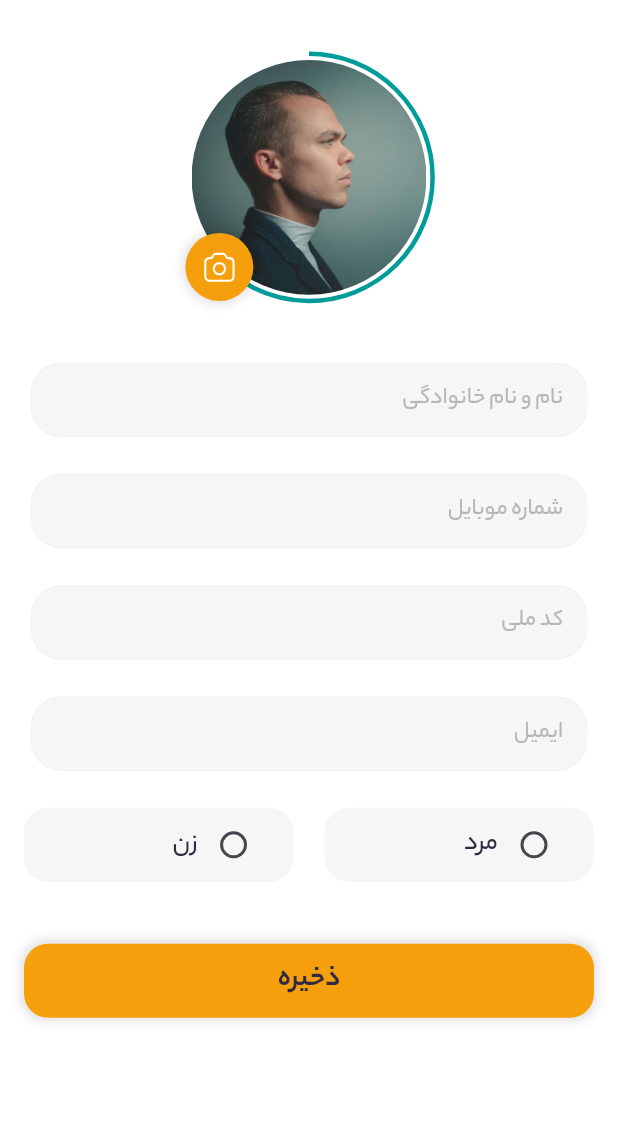
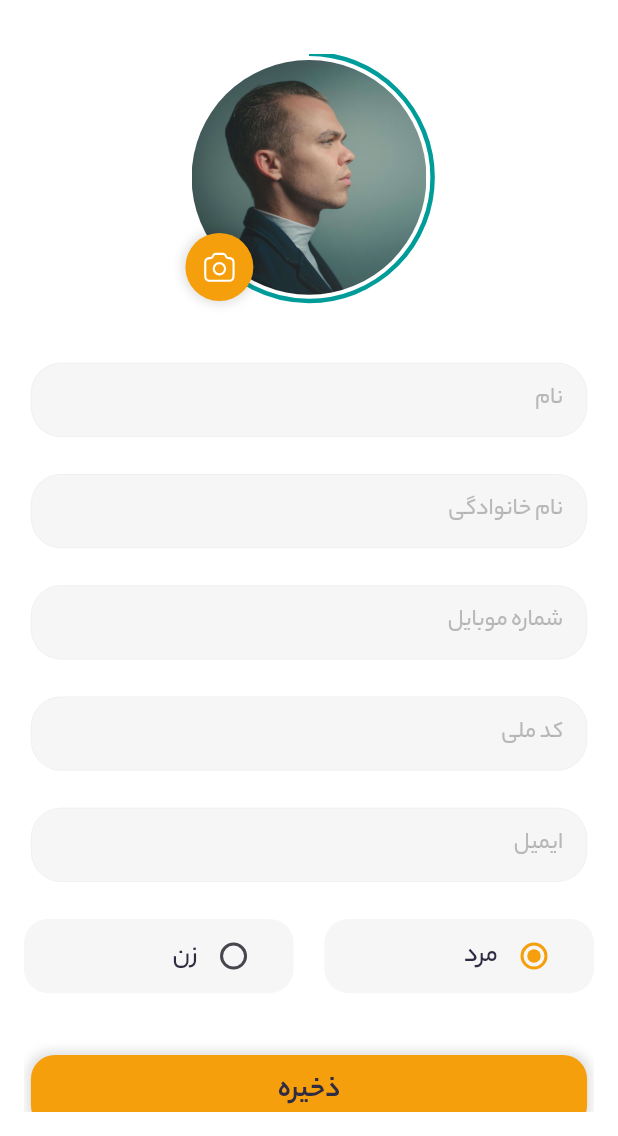
Before and after one commit to Amin397/hoodad-map-test, a Flutter app: the EditProfileScreen screen opened by its route, on a phone screen of 412 x 824 dp, the part 100-1236 px from its top. Run offline on Flutter 3.47's test engine with Material 3 defaults, Android fonts, the phone set to English and light mode, and no system bars; drawn by our look-alikes of auto_size_text; our stand-ins replace connectivity_plus, dotted_border, flutter_map, flutter_staggered_animations, flutter_svg, geocoding and 7 more; missing offline and left inert: persian_number_utility, units_converter; accounts and stored records are empty; network calls fail.

Commit message:
last update befor edit profile api

```diff
--- a/lib/Controllers/EditProfile/edit_profile_controller.dart
+++ b/lib/Controllers/EditProfile/edit_profile_controller.dart
@@ -1,23 +1,49 @@
 import 'package:flutter/cupertino.dart';
 import 'package:get/get.dart';
+import 'package:untitled1/Blocs/blocs_utils.dart';
+import 'package:untitled1/Utils/API/project_requests_utils.dart';
 
-class EditProfileController extends GetxController{
-  TextEditingController fullNameTextController = TextEditingController();
+class EditProfileController extends GetxController {
+  TextEditingController firstNameTextController = TextEditingController();
+  TextEditingController lastNameTextController = TextEditingController();
   TextEditingController phoneNumberTextController = TextEditingController();
   TextEditingController nationalCodeTextController = TextEditingController();
   TextEditingController emailTextController = TextEditingController();
+
+  ProjectRequestsUtils requests = ProjectRequestsUtils();
 
   int? genderGroupValue;
 
   void selectGender({required int value}) {
     genderGroupValue = value;
-
     update(['changeGender']);
   }
 
+  @override
+  void onInit() {
+    initData();
+    super.onInit();
+  }
 
+  initData() {
+    firstNameTextController.text = Blocs.infoBloc.info!.name!;
+    lastNameTextController.text = Blocs.infoBloc.info!.family!;
+    phoneNumberTextController.text = Blocs.infoBloc.info!.mobile!;
+    nationalCodeTextController.text = Blocs.infoBloc.info!.nationalCode!;
+    genderGroupValue = Blocs.infoBloc.info!.gender;
+  }
 
-
-
-
+  void saveEditProfile() async {
+    requests
+        .editProfile(
+          name: firstNameTextController.text,
+          family: lastNameTextController.text,
+          email: emailTextController.text,
+          gender: genderGroupValue!,
+          image: '',
+        )
+        .then(
+          (value) {},
+        );
+  }
 }
--- a/lib/Utils/API/web_methods.dart
+++ b/lib/Utils/API/web_methods.dart
@@ -3,4 +3,5 @@ enum WebMethods {
   VerifyOtp,
   GenerateTaalBaanToken,
   GetMyProfile,
+  EditeMyProfile,
 }
--- a/lib/Views/EditProfile/edit_profile_screen.dart
+++ b/lib/Views/EditProfile/edit_profile_screen.dart
@@ -49,8 +49,24 @@ class EditProfileScreen extends StatelessWidget {
                       ),
                       animationConfig(
                         widget: filledTextField(
-                          controller: controller.fullNameTextController,
-                          label: 'نام و نام خانوادگی',
+                          controller: controller.firstNameTextController,
+                          label: 'نام',
+                          textStyle: TextStyle(
+                            fontSize: 18.0,
+                            color: searchBorderColor,
+                          ),
+                          textAlign: TextAlign.right,
+                          maxLine: 1,
+                        ),
+                        index: 2,
+                      ),
+                      SizedBox(
+                        height: Get.height * .03,
+                      ),
+                      animationConfig(
+                        widget: filledTextField(
+                          controller: controller.lastNameTextController,
+                          label: 'نام خانوادگی',
                           textStyle: TextStyle(
                             fontSize: 18.0,
                             color: searchBorderColor,
@@ -232,7 +248,7 @@ class EditProfileScreen extends StatelessWidget {
                         ),
                       ),
                       Radio(
-                        value: 0,
+                        value: 1,
                         groupValue: ctx.genderGroupValue,
                         onChanged: (value) {
                           controller.selectGender(value: value!);
@@ -267,7 +283,7 @@ class EditProfileScreen extends StatelessWidget {
                         ),
                       ),
                       Radio(
-                        value: 1,
+                        value: 0,
                         groupValue: ctx.genderGroupValue,
                         onChanged: (value) {
                           controller.selectGender(value: value!);
@@ -286,8 +302,12 @@ class EditProfileScreen extends StatelessWidget {
   }
 
   Widget _buildSaveButton() {
-    return Container(
-      width: Get.width,
+    return InkWell(
+      onTap: (){
+        controller.saveEditProfile();
+      },
+      child: Container(
+        width: Get.width * .9,
         height: Get.height * .06,
         decoration: BoxDecoration(
           color: mainColor,
@@ -306,6 +326,7 @@ class EditProfileScreen extends StatelessWidget {
             ),
           ),
         ),
+      ),
     );
   }
 }
--- a/lib/main.dart
+++ b/lib/main.dart
@@ -4,9 +4,8 @@ import 'package:get_storage/get_storage.dart';
 import 'package:untitled1/Utils/routs_utils.dart';
 
 void main()async{
+  await WidgetsFlutterBinding.ensureInitialized();
   await GetStorage.init();
-  WidgetsFlutterBinding.ensureInitialized();
-
   runApp(
     GetMaterialApp(
       debugShowCheckedModeBanner: false,
```
Also changed, not shown: lib/Controllers/Login/login_controller.dart (+8 -0 lines), lib/Controllers/Profile/profile_controller.dart (+14 -1 lines), lib/Models/User/user_info_model.dart (+36 -32 lines), lib/Utils/API/project_requests_utils.dart (+25 -4 lines), lib/Views/Profile/profile_screen.dart (+14 -5 lines). Lines whose indentation alone changed are shown as unchanged.
